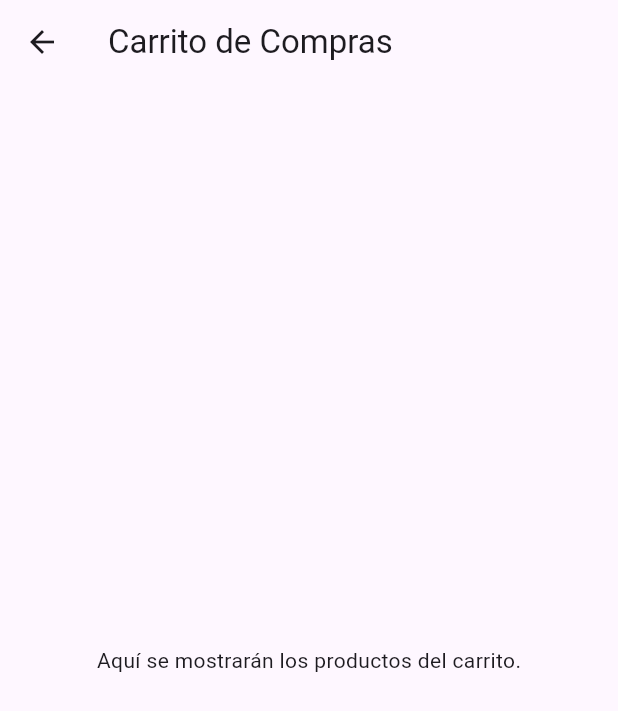
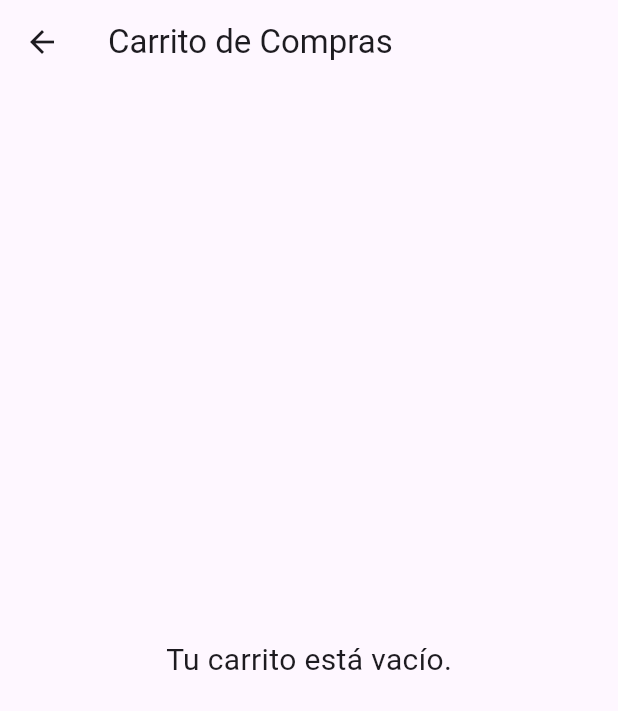
Before and after one commit to Rakkun9/online_shop, a Flutter app: the CartScreen screen opened by its route, on a phone screen of 412 x 824 dp. Shown: the top 711 px of the screen. Run offline on Flutter 3.47's test engine with Material 3 defaults, Android fonts, the phone set to English and light mode, and no system bars.

Commit message:
Feat: made the logic to the shop cart with provider where listens the whole app to expect changes, this is saved in the memory of the phone or the device connected

```diff
--- a/lib/screens/cart_screen.dart
+++ b/lib/screens/cart_screen.dart
@@ -1,16 +1,72 @@
+// lib/screens/cart_screen.dart
+
 import 'package:flutter/material.dart';
+import 'package:provider/provider.dart';
+import '../providers/cart_provider.dart';
 
 class CartScreen extends StatelessWidget {
   const CartScreen({super.key});
 
   @override
   Widget build(BuildContext context) {
+    final cart = context.watch<CartProvider>();
+
     return Scaffold(
       appBar: AppBar(
         title: const Text('Carrito de Compras'),
       ),
-      body: const Center(
-        child: Text('Aquí se mostrarán los productos del carrito.'),
+      body: cart.items.isEmpty
+          ? const Center(
+        child: Text(
+          'Tu carrito está vacío.',
+          style: TextStyle(fontSize: 20),
+        ),
+      )
+          : Column(
+        children: [
+          Expanded(
+            child: ListView.builder(
+              itemCount: cart.items.length,
+              itemBuilder: (context, index) {
+                final product = cart.items[index];
+                return ListTile(
+                  leading: Image.network(product.image, width: 50),
+                  title: Text(product.title),
+                  subtitle: Text('\$${product.price.toStringAsFixed(2)}'),
+                  // Botón para eliminar un item
+                  trailing: IconButton(
+                    icon: const Icon(Icons.delete, color: Colors.red),
+                    onPressed: () {
+                      cart.remove(product);
+                    },
+                  ),
+                );
+              },
+            ),
+          ),
+          Padding(
+            padding: const EdgeInsets.all(16.0),
+            child: Row(
+              mainAxisAlignment: MainAxisAlignment.spaceBetween,
+              children: [
+                const Text('Total:', style: TextStyle(fontSize: 20, fontWeight: FontWeight.bold)),
+                Text('\$${cart.totalPrice.toStringAsFixed(2)}', style: const TextStyle(fontSize: 20, fontWeight: FontWeight.bold)),
+              ],
+            ),
+          ),
+          // Botón de pago obviamente no funciona
+          SizedBox(
+            width: double.infinity,
+            child: Padding(
+              padding: const EdgeInsets.fromLTRB(16, 0, 16, 16),
+              child: ElevatedButton(
+                onPressed: () {
+                },
+                child: const Text('Pagar'),
+              ),
+            ),
+          ),
+        ],
       ),
     );
   }
--- a/pubspec.yaml
+++ b/pubspec.yaml
@@ -36,6 +36,7 @@ dependencies:
   # Use with the CupertinoIcons class for iOS style icons.
   cupertino_icons: ^1.0.8
   http: ^1.1.0
+  provider: ^6.0.5
 
 dev_dependencies:
   flutter_test:
```
Also changed, not shown: lib/main.dart (+9 -3 lines), lib/providers/cart_provider.dart (added, +32 -0 lines), lib/screens/product_detail_screen.dart (+11 -1 lines), pubspec.lock.
